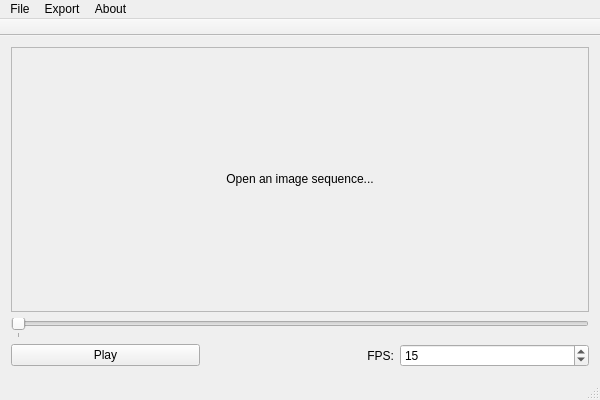
MjnMixael/AnimStudio, file AnimStudio/AnimStudio.ui: the form before one commit.
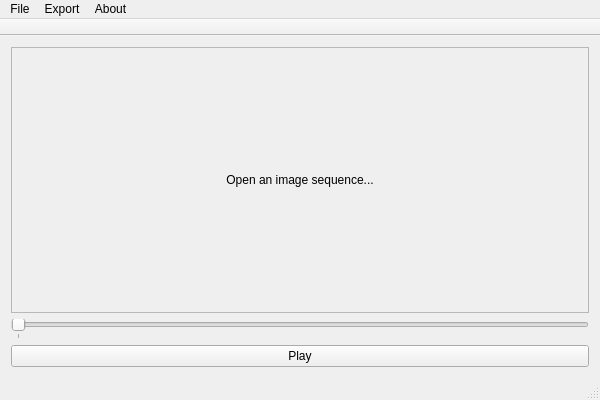
The form after the commit.

Commit message: Set name and fps from metadata panel

```diff
--- a/AnimStudio/AnimStudio.ui
+++ b/AnimStudio/AnimStudio.ui
@@ -101,32 +101,6 @@
           </property>
          </widget>
         </item>
-        <item>
-         <widget class="QLabel" name="fpsLabel">
-          <property name="text">
-           <string>FPS:</string>
-          </property>
-          <property name="scaledContents">
-           <bool>false</bool>
-          </property>
-          <property name="alignment">
-           <set>Qt::AlignRight|Qt::AlignTrailing|Qt::AlignVCenter</set>
-          </property>
-         </widget>
-        </item>
-        <item>
-         <widget class="QSpinBox" name="fpsSpinBox">
-          <property name="minimum">
-           <number>1</number>
-          </property>
-          <property name="maximum">
-           <number>60</number>
-          </property>
-          <property name="value">
-           <number>15</number>
-          </property>
-         </widget>
-        </item>
        </layout>
       </item>
      </layout>
```
The commit also changes 2 other files.
